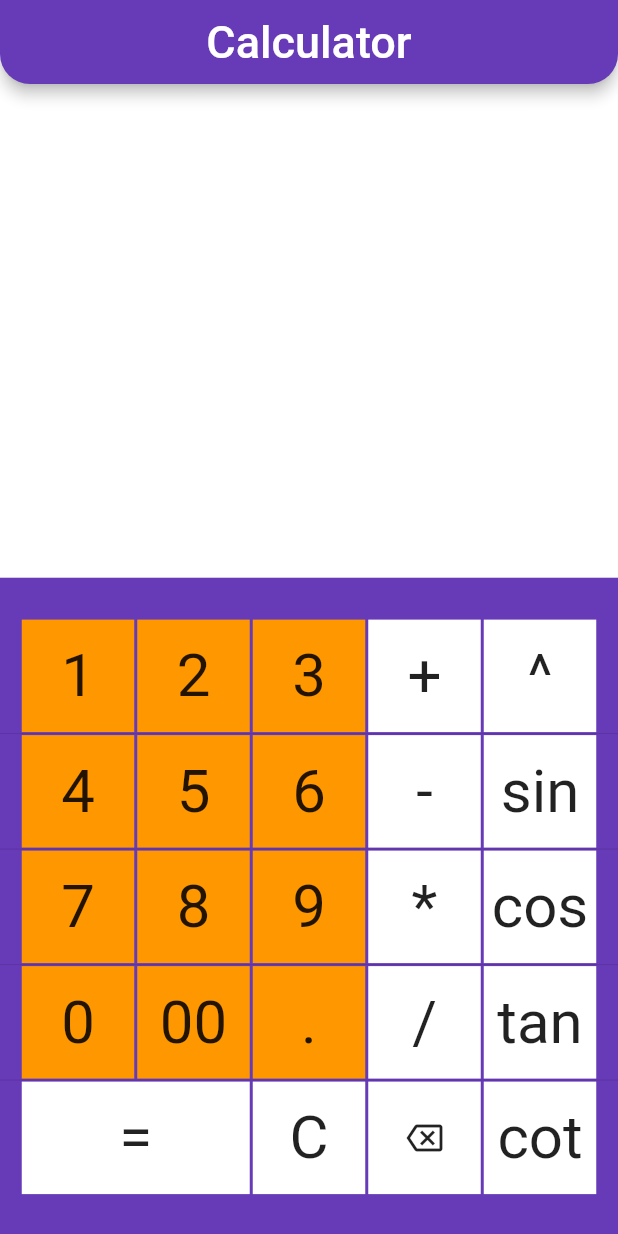
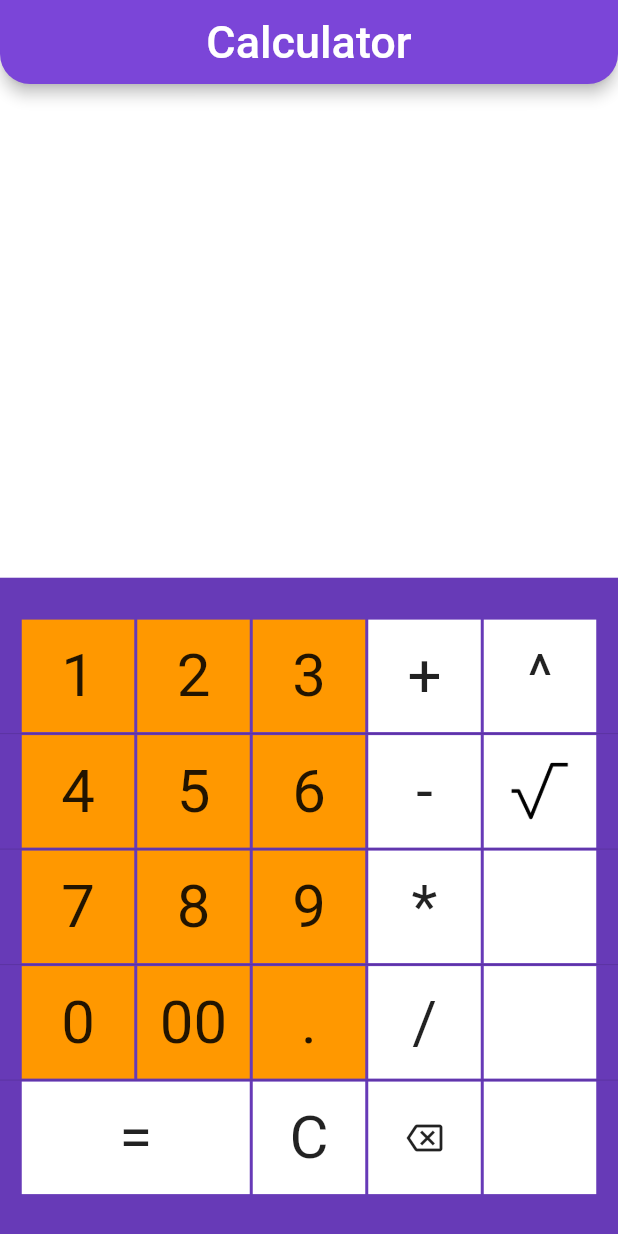
Before and after one commit to axeonthe4th/calculator, a Flutter app: the screen it shows after launch, after a tap on the "backspace" icon, on a phone screen of 412 x 824 dp. Run offline on Flutter 3.47's test engine with Material 2 defaults, Android fonts, the phone set to English and light mode, and no system bars; our stand-ins replace google_fonts, math_expressions; Roboto replaces fonts that are missing (Assistant).

Commit message:
added root n square operators

```diff
--- /dev/null
+++ b/lib/elements/theme/light_theme.dart
@@ -0,0 +1,13 @@
+import 'package:flutter/material.dart';
+
+class ProjectTheme {
+  static ThemeData lightTheme = ThemeData(
+      appBarTheme: const AppBarTheme(
+          color: Color.fromARGB(255, 123, 69, 216),
+          shape: RoundedRectangleBorder(
+              borderRadius:
+                  BorderRadius.vertical(bottom: Radius.circular(20)))),
+      scaffoldBackgroundColor: Colors.white.withOpacity(0.9),
+      textTheme: ThemeData.light().textTheme.copyWith(
+          subtitle1: const TextStyle(fontSize: 20, color: Colors.black)));
+}
--- /dev/null
+++ b/lib/elements/ui/images.dart
@@ -0,0 +1,6 @@
+import 'package:flutter/material.dart';
+
+class Images {
+  static final Image rootImage = Image.asset("assets/root.png");
+  static final Image piImage = Image.asset("assets/pi.png");
+}
--- a/lib/elements/ui/light_theme.dart
+++ /dev/null
@@ -1,28 +0,0 @@
-import 'package:flutter/material.dart';
-
-class ProjectTheme {
-  static ThemeData lightTheme = ThemeData(
-      appBarTheme: const AppBarTheme(
-        color: Colors.deepPurple,
-        shape: RoundedRectangleBorder(
-          borderRadius: BorderRadius.vertical(bottom: Radius.circular(20)),
-        ),
-      ),
-      scaffoldBackgroundColor: Colors.white.withOpacity(0.9),
-      buttonTheme: const ButtonThemeData(
-        colorScheme: ColorScheme.light(
-            onPrimary: Colors.deepPurple, onSecondary: Colors.cyan),
-      ),
-      floatingActionButtonTheme: const FloatingActionButtonThemeData(
-          backgroundColor: Colors.deepPurple),
-      textTheme: ThemeData.light().textTheme.copyWith(
-            subtitle1: const TextStyle(fontSize: 20, color: Colors.black),
-          ),
-      checkboxTheme: CheckboxThemeData(
-        side: const BorderSide(
-          color: Colors.green,
-        ),
-        fillColor: MaterialStateProperty.all(Colors.green),
-      ),
-      listTileTheme: ListTileThemeData(tileColor: Colors.grey.shade500));
-}
--- a/lib/elements/text/texts.dart
+++ b/lib/elements/ui/styles.dart
@@ -1,12 +1,10 @@
 import 'package:flutter/material.dart';
 import 'package:google_fonts/google_fonts.dart';
-import 'package:calculator/logic/functions.dart';
-
-abstract class Texts extends DefaultFunctions {
-  static Text titleText = Text("Calculator", style: TextStyles.titleTextStyle);
-}
 
 class TextStyles {
   static TextStyle titleTextStyle = GoogleFonts.assistant(fontSize: 30);
+  static TextStyle tableTextStyle = GoogleFonts.assistant(fontSize: 35);
   static TextStyle resultTextStyle = GoogleFonts.assistant(fontSize: 35);
+  static TextStyle operatorTextStyle = GoogleFonts.assistant(fontSize: 40);
+  static TextStyle numberTextStyle = GoogleFonts.assistant(fontSize: 40);
 }
--- a/lib/elements/widget/widgets.dart
+++ b/lib/elements/widget/widgets.dart
@@ -1,14 +1,13 @@
 import 'package:flutter/material.dart';
-import 'package:google_fonts/google_fonts.dart';
 
-import '../text/texts.dart';
+import '../ui/styles.dart';
 
 class AppBarTitle extends StatelessWidget {
   const AppBarTitle({Key? key}) : super(key: key);
 
   @override
   Widget build(BuildContext context) {
-    return Center(child: Texts.titleText);
+    return Center(child: Text("Calculator", style: TextStyles.titleTextStyle));
   }
 }
 
@@ -25,8 +24,8 @@ class CalculatingTable extends StatelessWidget {
         child: Container(
             color: Colors.white,
             child: Center(
-                child: Text(calculatingTable,
-                    style: GoogleFonts.assistant(fontSize: 35)))));
+                child:
+                    Text(calculatingTable, style: TextStyles.tableTextStyle))));
   }
 }
 
@@ -54,8 +53,8 @@ class DefaultOperatorSection extends StatelessWidget {
         height: 75,
         width: element == "=" ? 152 : 75,
         color: Colors.white,
-        child: Center(
-            child: Text(element, style: GoogleFonts.assistant(fontSize: 40))));
+        child:
+            Center(child: Text(element, style: TextStyles.operatorTextStyle)));
   }
 }
 
@@ -69,8 +68,7 @@ class DefaultNumberSection extends StatelessWidget {
         height: 75,
         width: 75,
         color: Colors.orange,
-        child: Center(
-            child:
-                Text("$number", style: GoogleFonts.assistant(fontSize: 40))));
+        child:
+            Center(child: Text("$number", style: TextStyles.numberTextStyle)));
   }
 }
--- a/lib/home.dart
+++ b/lib/home.dart
@@ -1,4 +1,5 @@
-import 'package:calculator/elements/text/texts.dart';
+import 'package:calculator/elements/ui/styles.dart';
+import 'package:calculator/elements/ui/images.dart';
 import 'package:flutter/material.dart';
 import 'elements/widget/widgets.dart';
 import 'logic/functions.dart';
@@ -92,7 +93,15 @@ class _MyCalculatorHomePageState extends DefaultFunctions {
                                   onTap: () {
                                     evaluateCircumstances("+");
                                   },
-                                  child: DefaultOperatorSection(element: "sin"))
+                                  child: Container(
+                                      color: Colors.white,
+                                      height: 75,
+                                      width: 75,
+                                      child: IconButton(
+                                          onPressed: () {
+                                            evaluateCircumstances("^(1/2)");
+                                          },
+                                          icon: Images.rootImage)))
                             ]),
                         const Divider(height: 2),
                         Row(
@@ -126,7 +135,7 @@ class _MyCalculatorHomePageState extends DefaultFunctions {
                                   onTap: () {
                                     evaluateCircumstances("+");
                                   },
-                                  child: DefaultOperatorSection(element: "cos"))
+                                  child: DefaultOperatorSection(element: ""))
                             ]),
                         const Divider(height: 2),
                         Row(
@@ -160,7 +169,7 @@ class _MyCalculatorHomePageState extends DefaultFunctions {
                                   onTap: () {
                                     evaluateCircumstances("+");
                                   },
-                                  child: DefaultOperatorSection(element: "tan"))
+                                  child: DefaultOperatorSection(element: ""))
                             ]),
                         const Divider(height: 2),
                         Row(
@@ -193,7 +202,7 @@ class _MyCalculatorHomePageState extends DefaultFunctions {
                                   onTap: () {
                                     evaluateCircumstances("+");
                                   },
-                                  child: DefaultOperatorSection(element: "cot"))
+                                  child: DefaultOperatorSection(element: ""))
                             ])
                       ])))
         ]));
--- a/lib/logic/functions.dart
+++ b/lib/logic/functions.dart
@@ -31,10 +31,13 @@ abstract class DefaultFunctions extends State<MyCalculatorHomePage> {
 
   void deleteSingleElement() {
     setState(() {
-      calculatingTable != ""
-          ? calculatingTable =
-              calculatingTable.substring(0, calculatingTable.length - 1)
-          : true;
+      calculatingTable.endsWith("^(1/2)")
+          ? (calculatingTable =
+              calculatingTable.substring(0, calculatingTable.length - 6))
+          : (calculatingTable != ""
+              ? calculatingTable =
+                  calculatingTable.substring(0, calculatingTable.length - 1)
+              : true);
     });
   }
 
--- a/lib/main.dart
+++ b/lib/main.dart
@@ -1,6 +1,6 @@
 import 'package:calculator/home.dart';
 import 'package:flutter/material.dart';
-import 'elements/ui/light_theme.dart';
+import 'elements/theme/light_theme.dart';
 
 void main() {
   runApp(const MyApp());
```
Also changed, not shown: pubspec.yaml (+3 -4 lines), assets/pi.png (added), assets/root.png (added).
